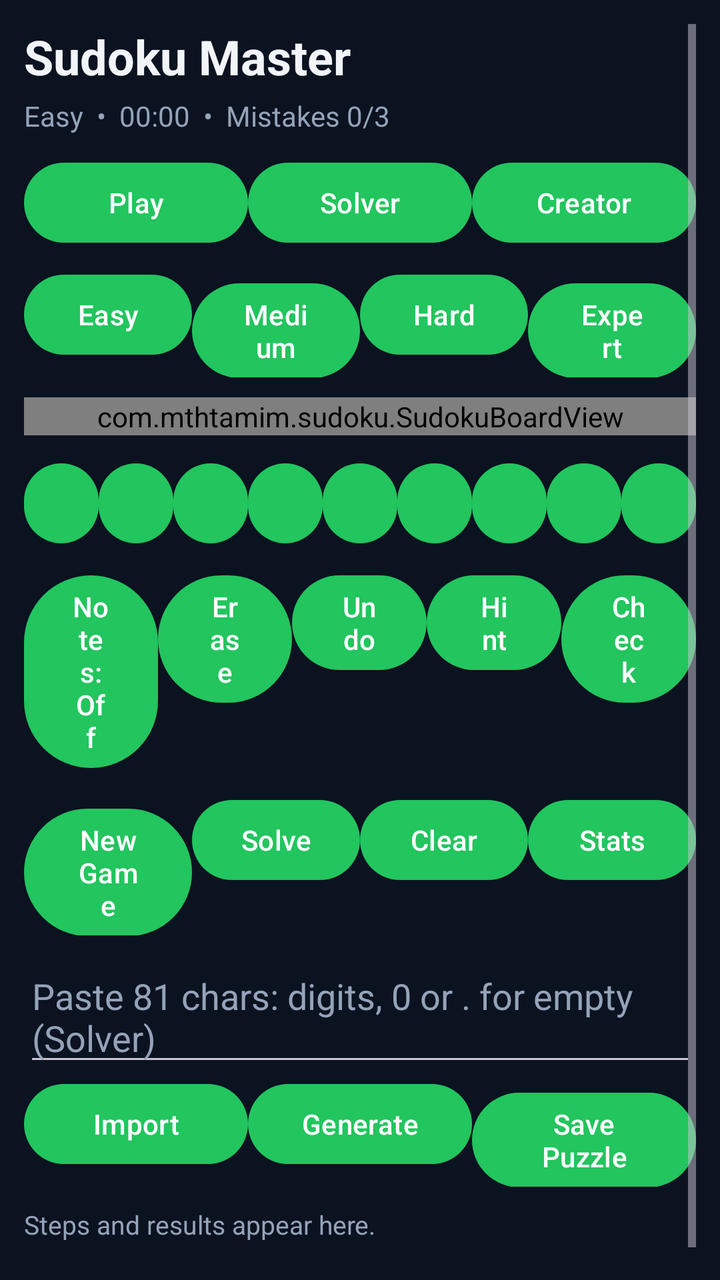
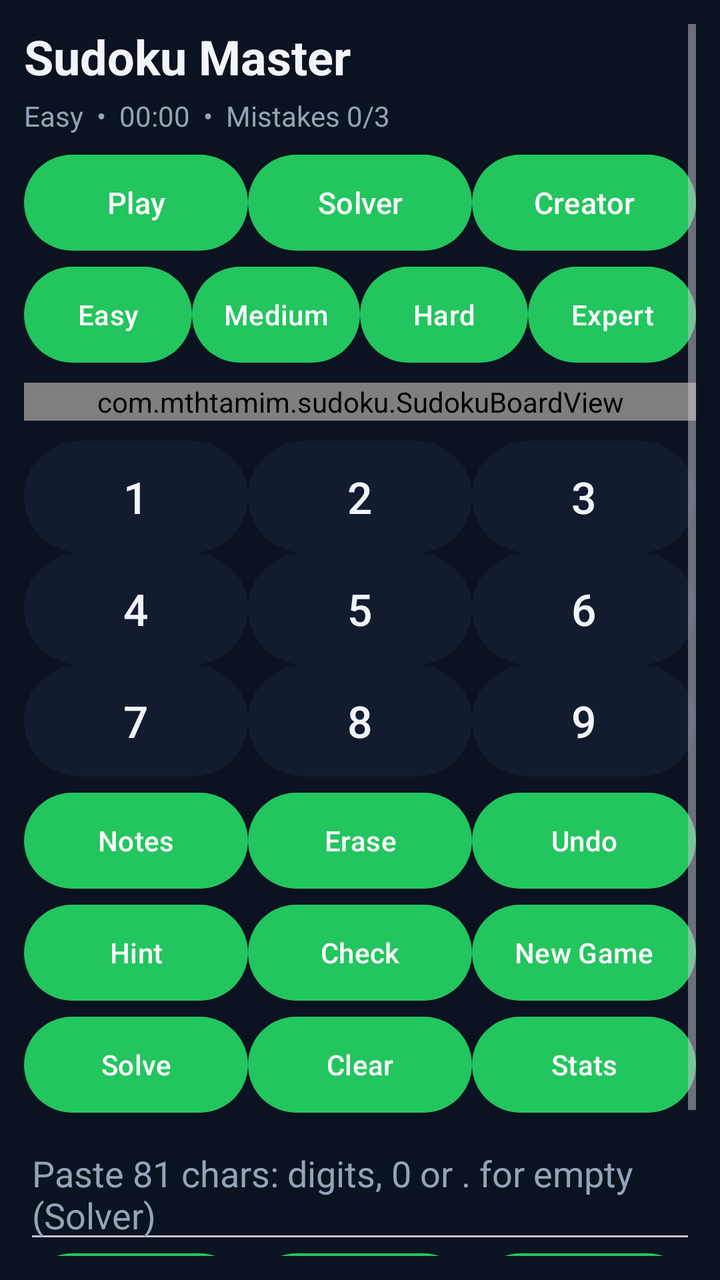

Screens rendered from an Android XML layout before and after an edit, with the pre-edit source and the edit as a unified diff.
<!-- AndroidManifest.xml: application theme Theme.SudokuMaster -->
<!-- res/layout/activity_main.xml -->
<?xml version="1.0" encoding="utf-8"?>
<ScrollView xmlns:android="http://schemas.android.com/apk/res/android"
    android:layout_width="match_parent"
    android:layout_height="match_parent"
    android:background="@color/bg"
    android:padding="12dp">
    <LinearLayout
        android:layout_width="match_parent"
        android:layout_height="wrap_content"
        android:orientation="vertical">

        <TextView
            android:layout_width="wrap_content"
            android:layout_height="wrap_content"
            android:text="Sudoku Master"
            android:textColor="@color/text"
            android:textSize="24sp"
            android:textStyle="bold" />

        <TextView
            android:id="@+id/tvStatus"
            android:layout_width="wrap_content"
            android:layout_height="wrap_content"
            android:text="Easy  •  00:00  •  Mistakes 0/3"
            android:textColor="@color/text_secondary"
            android:textSize="14sp"
            android:layout_marginTop="4dp" />

        <LinearLayout
            android:layout_width="match_parent"
            android:layout_height="wrap_content"
            android:orientation="horizontal"
            android:layout_marginTop="10dp">
            <Button android:id="@+id/btnPlay" android:layout_width="0dp" android:layout_height="wrap_content" android:layout_weight="1" android:text="Play" />
            <Button android:id="@+id/btnSolver" android:layout_width="0dp" android:layout_height="wrap_content" android:layout_weight="1" android:text="Solver" />
            <Button android:id="@+id/btnCreator" android:layout_width="0dp" android:layout_height="wrap_content" android:layout_weight="1" android:text="Creator" />
        </LinearLayout>

        <LinearLayout
            android:layout_width="match_parent"
            android:layout_height="wrap_content"
            android:orientation="horizontal"
            android:layout_marginTop="8dp">
            <Button android:id="@+id/btnEasy" android:layout_width="0dp" android:layout_height="wrap_content" android:layout_weight="1" android:text="Easy" />
            <Button android:id="@+id/btnMedium" android:layout_width="0dp" android:layout_height="wrap_content" android:layout_weight="1" android:text="Medium" />
            <Button android:id="@+id/btnHard" android:layout_width="0dp" android:layout_height="wrap_content" android:layout_weight="1" android:text="Hard" />
            <Button android:id="@+id/btnExpert" android:layout_width="0dp" android:layout_height="wrap_content" android:layout_weight="1" android:text="Expert" />
        </LinearLayout>

        <com.mthtamim.sudoku.SudokuBoardView
            android:id="@+id/boardView"
            android:layout_width="match_parent"
            android:layout_height="wrap_content"
            android:layout_marginTop="10dp" />

        <LinearLayout
            android:layout_width="match_parent"
            android:layout_height="wrap_content"
            android:orientation="horizontal"
            android:layout_marginTop="10dp">
            <Button android:id="@+id/btnNum1" android:layout_width="0dp" android:layout_height="wrap_content" android:layout_weight="1" android:text="1" />
            <Button android:id="@+id/btnNum2" android:layout_width="0dp" android:layout_height="wrap_content" android:layout_weight="1" android:text="2" />
            <Button android:id="@+id/btnNum3" android:layout_width="0dp" android:layout_height="wrap_content" android:layout_weight="1" android:text="3" />
            <Button android:id="@+id/btnNum4" android:layout_width="0dp" android:layout_height="wrap_content" android:layout_weight="1" android:text="4" />
            <Button android:id="@+id/btnNum5" android:layout_width="0dp" android:layout_height="wrap_content" android:layout_weight="1" android:text="5" />
            <Button android:id="@+id/btnNum6" android:layout_width="0dp" android:layout_height="wrap_content" android:layout_weight="1" android:text="6" />
            <Button android:id="@+id/btnNum7" android:layout_width="0dp" android:layout_height="wrap_content" android:layout_weight="1" android:text="7" />
            <Button android:id="@+id/btnNum8" android:layout_width="0dp" android:layout_height="wrap_content" android:layout_weight="1" android:text="8" />
            <Button android:id="@+id/btnNum9" android:layout_width="0dp" android:layout_height="wrap_content" android:layout_weight="1" android:text="9" />
        </LinearLayout>

        <LinearLayout
            android:layout_width="match_parent"
            android:layout_height="wrap_content"
            android:orientation="horizontal"
            android:layout_marginTop="8dp">
            <Button android:id="@+id/btnNotes" android:layout_width="0dp" android:layout_height="wrap_content" android:layout_weight="1" android:text="Notes: Off" />
            <Button android:id="@+id/btnErase" android:layout_width="0dp" android:layout_height="wrap_content" android:layout_weight="1" android:text="Erase" />
            <Button android:id="@+id/btnUndo" android:layout_width="0dp" android:layout_height="wrap_content" android:layout_weight="1" android:text="Undo" />
            <Button android:id="@+id/btnHint" android:layout_width="0dp" android:layout_height="wrap_content" android:layout_weight="1" android:text="Hint" />
            <Button android:id="@+id/btnCheck" android:layout_width="0dp" android:layout_height="wrap_content" android:layout_weight="1" android:text="Check" />
        </LinearLayout>

        <LinearLayout
            android:layout_width="match_parent"
            android:layout_height="wrap_content"
            android:orientation="horizontal"
            android:layout_marginTop="8dp">
            <Button android:id="@+id/btnNewGame" android:layout_width="0dp" android:layout_height="wrap_content" android:layout_weight="1" android:text="New Game" />
            <Button android:id="@+id/btnSolveBoard" android:layout_width="0dp" android:layout_height="wrap_content" android:layout_weight="1" android:text="Solve" />
            <Button android:id="@+id/btnClearBoard" android:layout_width="0dp" android:layout_height="wrap_content" android:layout_weight="1" android:text="Clear" />
            <Button android:id="@+id/btnStats" android:layout_width="0dp" android:layout_height="wrap_content" android:layout_weight="1" android:text="Stats" />
        </LinearLayout>

        <EditText
            android:id="@+id/etImport"
            android:layout_width="match_parent"
            android:layout_height="wrap_content"
            android:hint="Paste 81 chars: digits, 0 or . for empty (Solver)"
            android:textColor="@color/text"
            android:textColorHint="@color/text_secondary"
            android:layout_marginTop="8dp" />

        <LinearLayout
            android:layout_width="match_parent"
            android:layout_height="wrap_content"
            android:orientation="horizontal">
            <Button android:id="@+id/btnImport" android:layout_width="0dp" android:layout_height="wrap_content" android:layout_weight="1" android:text="Import" />
            <Button android:id="@+id/btnGenerate" android:layout_width="0dp" android:layout_height="wrap_content" android:layout_weight="1" android:text="Generate" />
            <Button android:id="@+id/btnSavePuzzle" android:layout_width="0dp" android:layout_height="wrap_content" android:layout_weight="1" android:text="Save Puzzle" />
        </LinearLayout>

        <TextView
            android:id="@+id/tvSteps"
            android:layout_width="match_parent"
            android:layout_height="wrap_content"
            android:text="Steps and results appear here."
            android:textColor="@color/text_secondary"
            android:textSize="13sp"
            android:layout_marginTop="10dp" />

        <TextView
            android:id="@+id/tvStats"
            android:layout_width="match_parent"
            android:layout_height="wrap_content"
            android:text=""
            android:textColor="@color/text_secondary"
            android:textSize="13sp"
            android:layout_marginTop="6dp" />

    </LinearLayout>
</ScrollView>
<!-- resources referenced by this layout -->
<resources>
  <color name="bg">#0B1220</color>
  <color name="text">#F1F5F9</color>
  <color name="text_secondary">#94A3B8</color>
  <style name="Theme.SudokuMaster" parent="Theme.Material3.Dark.NoActionBar">
          <item name="android:windowBackground">@color/bg</item>
          <item name="android:statusBarColor">@color/bg</item>
          <item name="android:navigationBarColor">@color/bg</item>
          <item name="colorPrimary">@color/accent</item>
          <item name="colorOnPrimary">@color/on_accent</item>
          <item name="colorSurface">@color/card</item>
          <item name="colorOnSurface">@color/text</item>
      </style>
  <color name="accent">#22C55E</color>
  <color name="on_accent">#FFFFFF</color>
  <color name="card">#131B2E</color>
</resources>

<!-- the commit's change to res/layout/activity_main.xml (unified diff, before → after) -->
@@ -31,9 +31,9 @@
             android:layout_height="wrap_content"
             android:orientation="horizontal"
             android:layout_marginTop="10dp">
-            <Button android:id="@+id/btnPlay" android:layout_width="0dp" android:layout_height="wrap_content" android:layout_weight="1" android:text="Play" />
-            <Button android:id="@+id/btnSolver" android:layout_width="0dp" android:layout_height="wrap_content" android:layout_weight="1" android:text="Solver" />
-            <Button android:id="@+id/btnCreator" android:layout_width="0dp" android:layout_height="wrap_content" android:layout_weight="1" android:text="Creator" />
+            <Button android:id="@+id/btnPlay" android:layout_width="0dp" android:layout_height="48dp" android:layout_weight="1" android:text="Play" android:minWidth="0dp" android:minHeight="0dp" android:padding="4dp" android:maxLines="1" android:textSize="15sp" android:insetTop="0dp" android:insetBottom="0dp" />
+            <Button android:id="@+id/btnSolver" android:layout_width="0dp" android:layout_height="48dp" android:layout_weight="1" android:text="Solver" android:minWidth="0dp" android:minHeight="0dp" android:padding="4dp" android:maxLines="1" android:textSize="15sp" android:insetTop="0dp" android:insetBottom="0dp" />
+            <Button android:id="@+id/btnCreator" android:layout_width="0dp" android:layout_height="48dp" android:layout_weight="1" android:text="Creator" android:minWidth="0dp" android:minHeight="0dp" android:padding="4dp" android:maxLines="1" android:textSize="15sp" android:insetTop="0dp" android:insetBottom="0dp" />
         </LinearLayout>
 
         <LinearLayout
@@ -41,10 +41,10 @@
             android:layout_height="wrap_content"
             android:orientation="horizontal"
             android:layout_marginTop="8dp">
-            <Button android:id="@+id/btnEasy" android:layout_width="0dp" android:layout_height="wrap_content" android:layout_weight="1" android:text="Easy" />
-            <Button android:id="@+id/btnMedium" android:layout_width="0dp" android:layout_height="wrap_content" android:layout_weight="1" android:text="Medium" />
-            <Button android:id="@+id/btnHard" android:layout_width="0dp" android:layout_height="wrap_content" android:layout_weight="1" android:text="Hard" />
-            <Button android:id="@+id/btnExpert" android:layout_width="0dp" android:layout_height="wrap_content" android:layout_weight="1" android:text="Expert" />
+            <Button android:id="@+id/btnEasy" android:layout_width="0dp" android:layout_height="48dp" android:layout_weight="1" android:text="Easy" android:minWidth="0dp" android:minHeight="0dp" android:padding="4dp" android:maxLines="1" android:textSize="14sp" android:insetTop="0dp" android:insetBottom="0dp" />
+            <Button android:id="@+id/btnMedium" android:layout_width="0dp" android:layout_height="48dp" android:layout_weight="1" android:text="Medium" android:minWidth="0dp" android:minHeight="0dp" android:padding="4dp" android:maxLines="1" android:textSize="14sp" android:insetTop="0dp" android:insetBottom="0dp" />
+            <Button android:id="@+id/btnHard" android:layout_width="0dp" android:layout_height="48dp" android:layout_weight="1" android:text="Hard" android:minWidth="0dp" android:minHeight="0dp" android:padding="4dp" android:maxLines="1" android:textSize="14sp" android:insetTop="0dp" android:insetBottom="0dp" />
+            <Button android:id="@+id/btnExpert" android:layout_width="0dp" android:layout_height="48dp" android:layout_weight="1" android:text="Expert" android:minWidth="0dp" android:minHeight="0dp" android:padding="4dp" android:maxLines="1" android:textSize="14sp" android:insetTop="0dp" android:insetBottom="0dp" />
         </LinearLayout>
 
         <com.mthtamim.sudoku.SudokuBoardView
@@ -53,20 +53,31 @@
             android:layout_height="wrap_content"
             android:layout_marginTop="10dp" />
 
+        <GridLayout
+            android:layout_width="match_parent"
+            android:layout_height="wrap_content"
+            android:columnCount="3"
+            android:rowCount="3"
+            android:layout_marginTop="10dp">
+            <Button android:id="@+id/btnNum1" android:layout_width="0dp" android:layout_height="56dp" android:layout_columnWeight="1" android:text="1" android:textSize="22sp" android:textColor="@color/text" android:backgroundTint="@color/card" android:minWidth="0dp" android:minHeight="0dp" android:padding="0dp" android:maxLines="1" android:insetTop="0dp" android:insetBottom="0dp" />
+            <Button android:id="@+id/btnNum2" android:layout_width="0dp" android:layout_height="56dp" android:layout_columnWeight="1" android:text="2" android:textSize="22sp" android:textColor="@color/text" android:backgroundTint="@color/card" android:minWidth="0dp" android:minHeight="0dp" android:padding="0dp" android:maxLines="1" android:insetTop="0dp" android:insetBottom="0dp" />
+            <Button android:id="@+id/btnNum3" android:layout_width="0dp" android:layout_height="56dp" android:layout_columnWeight="1" android:text="3" android:textSize="22sp" android:textColor="@color/text" android:backgroundTint="@color/card" android:minWidth="0dp" android:minHeight="0dp" android:padding="0dp" android:maxLines="1" android:insetTop="0dp" android:insetBottom="0dp" />
+            <Button android:id="@+id/btnNum4" android:layout_width="0dp" android:layout_height="56dp" android:layout_columnWeight="1" android:text="4" android:textSize="22sp" android:textColor="@color/text" android:backgroundTint="@color/card" android:minWidth="0dp" android:minHeight="0dp" android:padding="0dp" android:maxLines="1" android:insetTop="0dp" android:insetBottom="0dp" />
+            <Button android:id="@+id/btnNum5" android:layout_width="0dp" android:layout_height="56dp" android:layout_columnWeight="1" android:text="5" android:textSize="22sp" android:textColor="@color/text" android:backgroundTint="@color/card" android:minWidth="0dp" android:minHeight="0dp" android:padding="0dp" android:maxLines="1" android:insetTop="0dp" android:insetBottom="0dp" />
+            <Button android:id="@+id/btnNum6" android:layout_width="0dp" android:layout_height="56dp" android:layout_columnWeight="1" android:text="6" android:textSize="22sp" android:textColor="@color/text" android:backgroundTint="@color/card" android:minWidth="0dp" android:minHeight="0dp" android:padding="0dp" android:maxLines="1" android:insetTop="0dp" android:insetBottom="0dp" />
+            <Button android:id="@+id/btnNum7" android:layout_width="0dp" android:layout_height="56dp" android:layout_columnWeight="1" android:text="7" android:textSize="22sp" android:textColor="@color/text" android:backgroundTint="@color/card" android:minWidth="0dp" android:minHeight="0dp" android:padding="0dp" android:maxLines="1" android:insetTop="0dp" android:insetBottom="0dp" />
+            <Button android:id="@+id/btnNum8" android:layout_width="0dp" android:layout_height="56dp" android:layout_columnWeight="1" android:text="8" android:textSize="22sp" android:textColor="@color/text" android:backgroundTint="@color/card" android:minWidth="0dp" android:minHeight="0dp" android:padding="0dp" android:maxLines="1" android:insetTop="0dp" android:insetBottom="0dp" />
+            <Button android:id="@+id/btnNum9" android:layout_width="0dp" android:layout_height="56dp" android:layout_columnWeight="1" android:text="9" android:textSize="22sp" android:textColor="@color/text" android:backgroundTint="@color/card" android:minWidth="0dp" android:minHeight="0dp" android:padding="0dp" android:maxLines="1" android:insetTop="0dp" android:insetBottom="0dp" />
+        </GridLayout>
+
         <LinearLayout
             android:layout_width="match_parent"
             android:layout_height="wrap_content"
             android:orientation="horizontal"
-            android:layout_marginTop="10dp">
-            <Button android:id="@+id/btnNum1" android:layout_width="0dp" android:layout_height="wrap_content" android:layout_weight="1" android:text="1" />
-            <Button android:id="@+id/btnNum2" android:layout_width="0dp" android:layout_height="wrap_content" android:layout_weight="1" android:text="2" />
-            <Button android:id="@+id/btnNum3" android:layout_width="0dp" android:layout_height="wrap_content" android:layout_weight="1" android:text="3" />
-            <Button android:id="@+id/btnNum4" android:layout_width="0dp" android:layout_height="wrap_content" android:layout_weight="1" android:text="4" />
-            <Button android:id="@+id/btnNum5" android:layout_width="0dp" android:layout_height="wrap_content" android:layout_weight="1" android:text="5" />
-            <Button android:id="@+id/btnNum6" android:layout_width="0dp" android:layout_height="wrap_content" android:layout_weight="1" android:text="6" />
-            <Button android:id="@+id/btnNum7" android:layout_width="0dp" android:layout_height="wrap_content" android:layout_weight="1" android:text="7" />
-            <Button android:id="@+id/btnNum8" android:layout_width="0dp" android:layout_height="wrap_content" android:layout_weight="1" android:text="8" />
-            <Button android:id="@+id/btnNum9" android:layout_width="0dp" android:layout_height="wrap_content" android:layout_weight="1" android:text="9" />
+            android:layout_marginTop="8dp">
+            <Button android:id="@+id/btnNotes" android:layout_width="0dp" android:layout_height="48dp" android:layout_weight="1" android:text="Notes" android:minWidth="0dp" android:minHeight="0dp" android:padding="4dp" android:maxLines="1" android:textSize="14sp" android:insetTop="0dp" android:insetBottom="0dp" />
+            <Button android:id="@+id/btnErase" android:layout_width="0dp" android:layout_height="48dp" android:layout_weight="1" android:text="Erase" android:minWidth="0dp" android:minHeight="0dp" android:padding="4dp" android:maxLines="1" android:textSize="14sp" android:insetTop="0dp" android:insetBottom="0dp" />
+            <Button android:id="@+id/btnUndo" android:layout_width="0dp" android:layout_height="48dp" android:layout_weight="1" android:text="Undo" android:minWidth="0dp" android:minHeight="0dp" android:padding="4dp" android:maxLines="1" android:textSize="14sp" android:insetTop="0dp" android:insetBottom="0dp" />
         </LinearLayout>
 
         <LinearLayout
@@ -74,11 +85,9 @@
             android:layout_height="wrap_content"
             android:orientation="horizontal"
             android:layout_marginTop="8dp">
-            <Button android:id="@+id/btnNotes" android:layout_width="0dp" android:layout_height="wrap_content" android:layout_weight="1" android:text="Notes: Off" />
-            <Button android:id="@+id/btnErase" android:layout_width="0dp" android:layout_height="wrap_content" android:layout_weight="1" android:text="Erase" />
-            <Button android:id="@+id/btnUndo" android:layout_width="0dp" android:layout_height="wrap_content" android:layout_weight="1" android:text="Undo" />
-            <Button android:id="@+id/btnHint" android:layout_width="0dp" android:layout_height="wrap_content" android:layout_weight="1" android:text="Hint" />
-            <Button android:id="@+id/btnCheck" android:layout_width="0dp" android:layout_height="wrap_content" android:layout_weight="1" android:text="Check" />
+            <Button android:id="@+id/btnHint" android:layout_width="0dp" android:layout_height="48dp" android:layout_weight="1" android:text="Hint" android:minWidth="0dp" android:minHeight="0dp" android:padding="4dp" android:maxLines="1" android:textSize="14sp" android:insetTop="0dp" android:insetBottom="0dp" />
+            <Button android:id="@+id/btnCheck" android:layout_width="0dp" android:layout_height="48dp" android:layout_weight="1" android:text="Check" android:minWidth="0dp" android:minHeight="0dp" android:padding="4dp" android:maxLines="1" android:textSize="14sp" android:insetTop="0dp" android:insetBottom="0dp" />
+            <Button android:id="@+id/btnNewGame" android:layout_width="0dp" android:layout_height="48dp" android:layout_weight="1" android:text="New Game" android:minWidth="0dp" android:minHeight="0dp" android:padding="4dp" android:maxLines="1" android:textSize="14sp" android:insetTop="0dp" android:insetBottom="0dp" />
         </LinearLayout>
 
         <LinearLayout
@@ -86,10 +95,9 @@
             android:layout_height="wrap_content"
             android:orientation="horizontal"
             android:layout_marginTop="8dp">
-            <Button android:id="@+id/btnNewGame" android:layout_width="0dp" android:layout_height="wrap_content" android:layout_weight="1" android:text="New Game" />
-            <Button android:id="@+id/btnSolveBoard" android:layout_width="0dp" android:layout_height="wrap_content" android:layout_weight="1" android:text="Solve" />
-            <Button android:id="@+id/btnClearBoard" android:layout_width="0dp" android:layout_height="wrap_content" android:layout_weight="1" android:text="Clear" />
-            <Button android:id="@+id/btnStats" android:layout_width="0dp" android:layout_height="wrap_content" android:layout_weight="1" android:text="Stats" />
+            <Button android:id="@+id/btnSolveBoard" android:layout_width="0dp" android:layout_height="48dp" android:layout_weight="1" android:text="Solve" android:minWidth="0dp" android:minHeight="0dp" android:padding="4dp" android:maxLines="1" android:textSize="14sp" android:insetTop="0dp" android:insetBottom="0dp" />
+            <Button android:id="@+id/btnClearBoard" android:layout_width="0dp" android:layout_height="48dp" android:layout_weight="1" android:text="Clear" android:minWidth="0dp" android:minHeight="0dp" android:padding="4dp" android:maxLines="1" android:textSize="14sp" android:insetTop="0dp" android:insetBottom="0dp" />
+            <Button android:id="@+id/btnStats" android:layout_width="0dp" android:layout_height="48dp" android:layout_weight="1" android:text="Stats" android:minWidth="0dp" android:minHeight="0dp" android:padding="4dp" android:maxLines="1" android:textSize="14sp" android:insetTop="0dp" android:insetBottom="0dp" />
         </LinearLayout>
 
         <EditText
@@ -105,9 +113,9 @@
             android:layout_width="match_parent"
             android:layout_height="wrap_content"
             android:orientation="horizontal">
-            <Button android:id="@+id/btnImport" android:layout_width="0dp" android:layout_height="wrap_content" android:layout_weight="1" android:text="Import" />
-            <Button android:id="@+id/btnGenerate" android:layout_width="0dp" android:layout_height="wrap_content" android:layout_weight="1" android:text="Generate" />
-            <Button android:id="@+id/btnSavePuzzle" android:layout_width="0dp" android:layout_height="wrap_content" android:layout_weight="1" android:text="Save Puzzle" />
+            <Button android:id="@+id/btnImport" android:layout_width="0dp" android:layout_height="48dp" android:layout_weight="1" android:text="Import" android:minWidth="0dp" android:minHeight="0dp" android:padding="4dp" android:maxLines="1" android:textSize="14sp" android:insetTop="0dp" android:insetBottom="0dp" />
+            <Button android:id="@+id/btnGenerate" android:layout_width="0dp" android:layout_height="48dp" android:layout_weight="1" android:text="Generate" android:minWidth="0dp" android:minHeight="0dp" android:padding="4dp" android:maxLines="1" android:textSize="14sp" android:insetTop="0dp" android:insetBottom="0dp" />
+            <Button android:id="@+id/btnSavePuzzle" android:layout_width="0dp" android:layout_height="48dp" android:layout_weight="1" android:text="Save" android:minWidth="0dp" android:minHeight="0dp" android:padding="4dp" android:maxLines="1" android:textSize="14sp" android:insetTop="0dp" android:insetBottom="0dp" />
         </LinearLayout>
 
         <TextView
